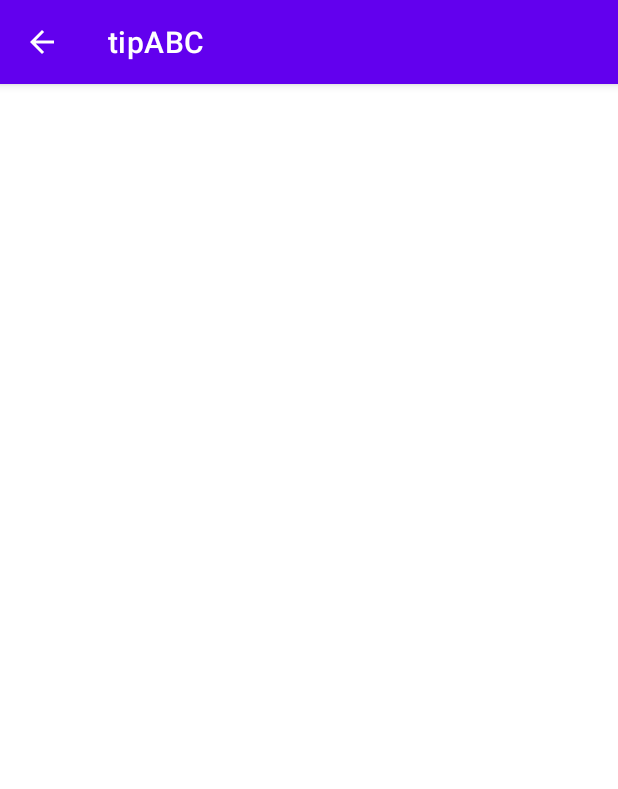
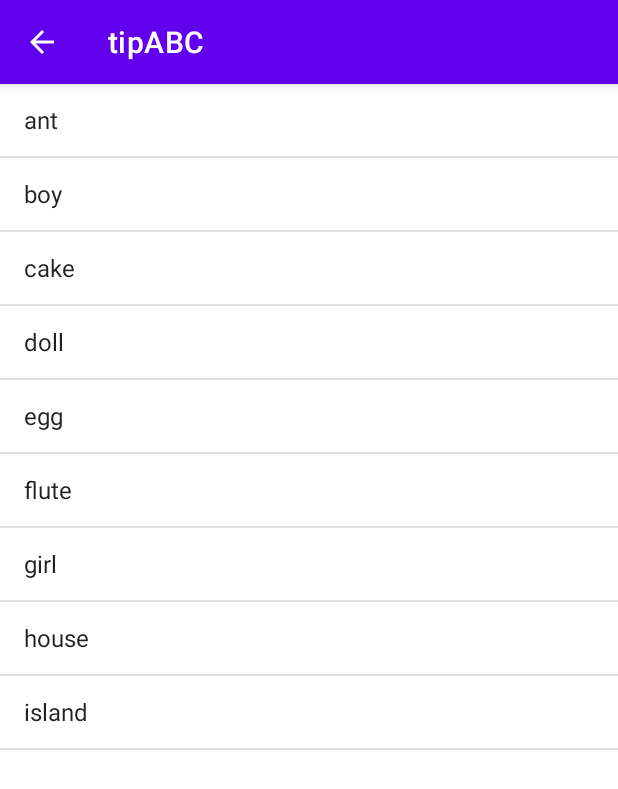
Before and after one commit to hiroto-ugajin/tipABC, an Android app: the SecondActivity screen opened directly, with no data from a screen before it, on a phone screen of 412 x 824 dp. Shown: the top 789 px of the screen. Run offline under Robolectric (Android 15) with nearby library versions, the phone set to English and light mode, and no system bars; libraries missing offline, so code that uses them is left out: jp.techacademy.hiroto.

Commit message:
tipABC完成

```diff
--- a/app/src/main/java/jp/techacademy/hiroto/ugajin/tipabc/SecondActivity.kt
+++ b/app/src/main/java/jp/techacademy/hiroto/ugajin/tipabc/SecondActivity.kt
@@ -2,10 +2,54 @@ package jp.techacademy.hiroto.ugajin.tipabc
 
 import androidx.appcompat.app.AppCompatActivity
 import android.os.Bundle
+import android.os.Handler
+import android.speech.tts.TextToSpeech
+import android.widget.AdapterView
+import android.widget.ArrayAdapter
+import android.widget.ImageView
+import android.widget.ListView
+import android.widget.Toast
+import java.util.*
 
 class SecondActivity : AppCompatActivity() {
+
+    val wordArray = arrayOf("ant", "boy", "cake", "doll", "egg", "flute", "girl", "house", "island")
+
+    private lateinit var textToSpeech: TextToSpeech
     override fun onCreate(savedInstanceState: Bundle?) {
         super.onCreate(savedInstanceState)
         setContentView(R.layout.activity_second)
+
+        val imageView = findViewById<ImageView>(R.id.imageView)
+
+        val listView = findViewById<ListView>(R.id.listView)
+        val adapter = ArrayAdapter(this, android.R.layout.simple_list_item_1, wordArray)
+        listView.adapter = adapter
+
+        textToSpeech = TextToSpeech(this) { status ->
+            if (status == TextToSpeech.SUCCESS) {
+                // TextToSpeechの初期化成功
+                val result = textToSpeech.setLanguage(Locale.US)
+                if (result == TextToSpeech.LANG_MISSING_DATA || result == TextToSpeech.LANG_NOT_SUPPORTED) {
+                    // 使用する言語がサポートされていない場合の処理
+                }
+            } else {
+                // TextToSpeechの初期化失敗
+                Toast.makeText(this, "初期化失敗しました", Toast.LENGTH_SHORT).show()
+            }
+        }
+
+        listView.onItemClickListener = AdapterView.OnItemClickListener { _, _, position, _ ->
+            val word = wordArray[position]
+            textToSpeech.speak(word, TextToSpeech.QUEUE_FLUSH, null)
+            if (word == "flute") {
+                imageView.setImageResource(R.drawable.b6)
+
+                val handler = Handler()
+                handler.postDelayed({
+                    imageView.setImageDrawable(null)
+                }, 2000) // 2秒後に画像を非表示にする
+            }
+        }
     }
 }
--- a/app/src/main/res/layout/activity_main.xml
+++ b/app/src/main/res/layout/activity_main.xml
@@ -11,7 +11,7 @@
         android:layout_height="wrap_content"
         android:text="next"
         android:layout_marginTop="16dp"
-        android:layout_centerHorizontal="true"/>
+        android:layout_alignParentEnd="true" />
 
     <LinearLayout
         android:id="@+id/linear1"
--- a/app/src/main/res/layout/activity_second.xml
+++ b/app/src/main/res/layout/activity_second.xml
@@ -6,4 +6,20 @@
     android:layout_height="match_parent"
     tools:context=".SecondActivity">
 
+    <ListView
+        android:id="@+id/listView"
+        android:layout_width="match_parent"
+        android:layout_height="0dp"
+        app:layout_constraintTop_toTopOf="parent"
+        app:layout_constraintBottom_toTopOf="@id/imageView" />
+
+    <ImageView
+        android:id="@+id/imageView"
+        android:layout_width="wrap_content"
+        android:layout_height="wrap_content"
+        app:layout_constraintTop_toBottomOf="@id/listView"
+        app:layout_constraintBottom_toBottomOf="parent"
+        app:layout_constraintStart_toStartOf="parent"
+        app:layout_constraintEnd_toEndOf="parent" />
+
 </androidx.constraintlayout.widget.ConstraintLayout>
```
Also changed, not shown: app/src/main/res/drawable/b1.png (added), app/src/main/res/drawable/b10.png (added), app/src/main/res/drawable/b2.png (added), app/src/main/res/drawable/b3.png (added), app/src/main/res/drawable/b4.png (added), app/src/main/res/drawable/b5.png (added), app/src/main/res/drawable/b6.png (added), app/src/main/res/drawable/b7.png (added), app/src/main/res/drawable/b8.png (added), app/src/main/res/drawable/b9.png (added), 1 other file.
